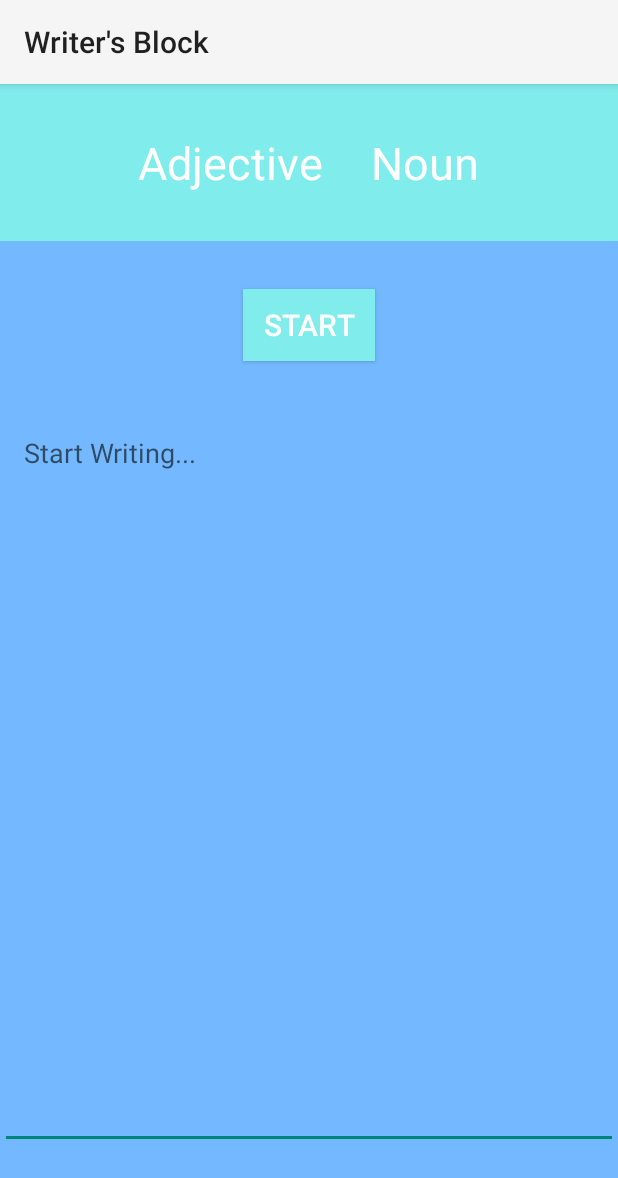
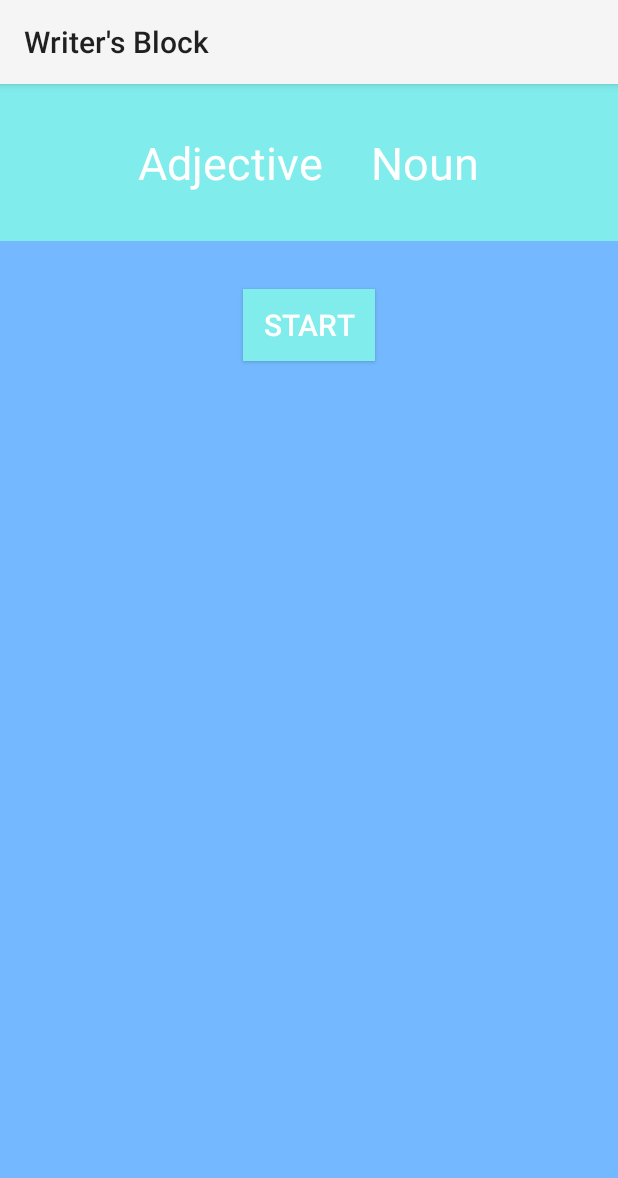
Before and after one commit to Git-Good-Team/writers-block, an Android app: the WriterActivity screen opened directly, with no data from a screen before it, on a phone screen of 412 x 824 dp. Shown: the top 1178 px of the screen. Run offline under Robolectric (Android 15) with nearby library versions, the phone set to English and light mode, and no system bars; 2 statements that could not run were skipped.

Commit message:
edit text in writer activity is invisible until start button is clicked

```diff
--- a/app/src/main/java/com/gitgood/writersblock/WriterActivity.java
+++ b/app/src/main/java/com/gitgood/writersblock/WriterActivity.java
@@ -107,13 +107,14 @@ public class WriterActivity extends AppCompatActivity {
 
 
     public void onClickStart(View view) {
-
-        startButton = (Button) findViewById(R.id.startTimerButton);
+        startButton = findViewById(R.id.startTimerButton);
         Button finishButton = findViewById(R.id.finishButton);
+        EditText editText = findViewById(R.id.writerDraft);
 
         startButton.setVisibility(View.INVISIBLE);
         finishButton.setVisibility(View.VISIBLE);
         timeView.setVisibility(View.VISIBLE);
+        editText.setVisibility(View.VISIBLE);
 
         connectAdjective();
         connectNoun();
--- a/app/src/main/res/layout/activity_writer.xml
+++ b/app/src/main/res/layout/activity_writer.xml
@@ -76,6 +76,7 @@
         android:layout_weight="1"
         android:textColor="@android:color/white"
         android:hint="@string/startWrite"
+        android:visibility="invisible"
         android:padding="16dp" />
 
     <Button
```
